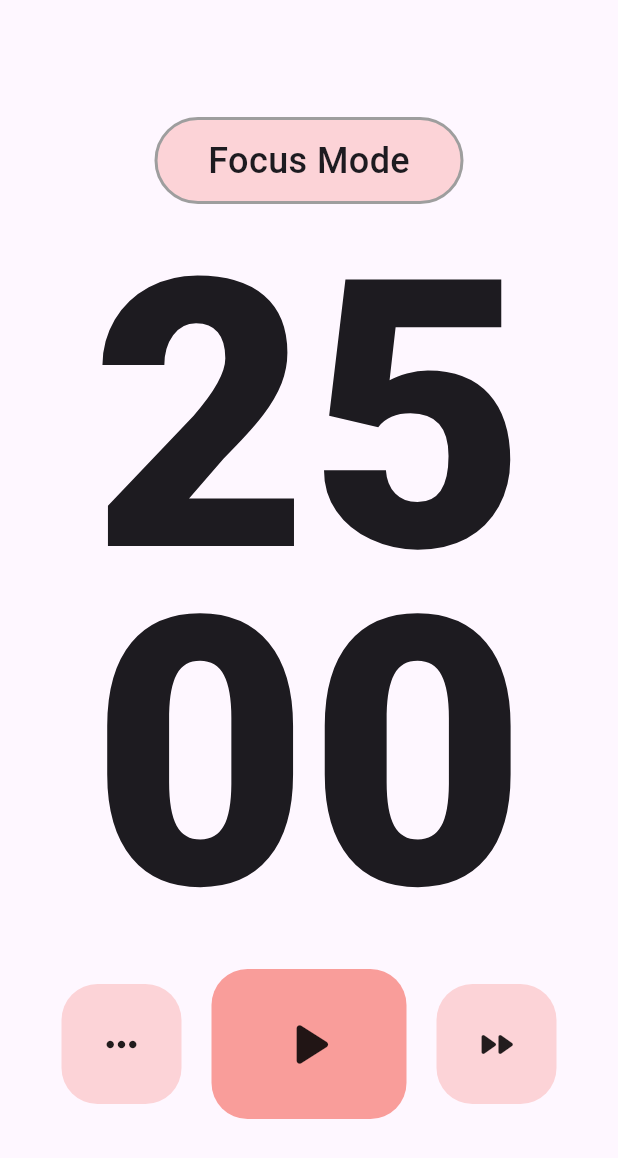
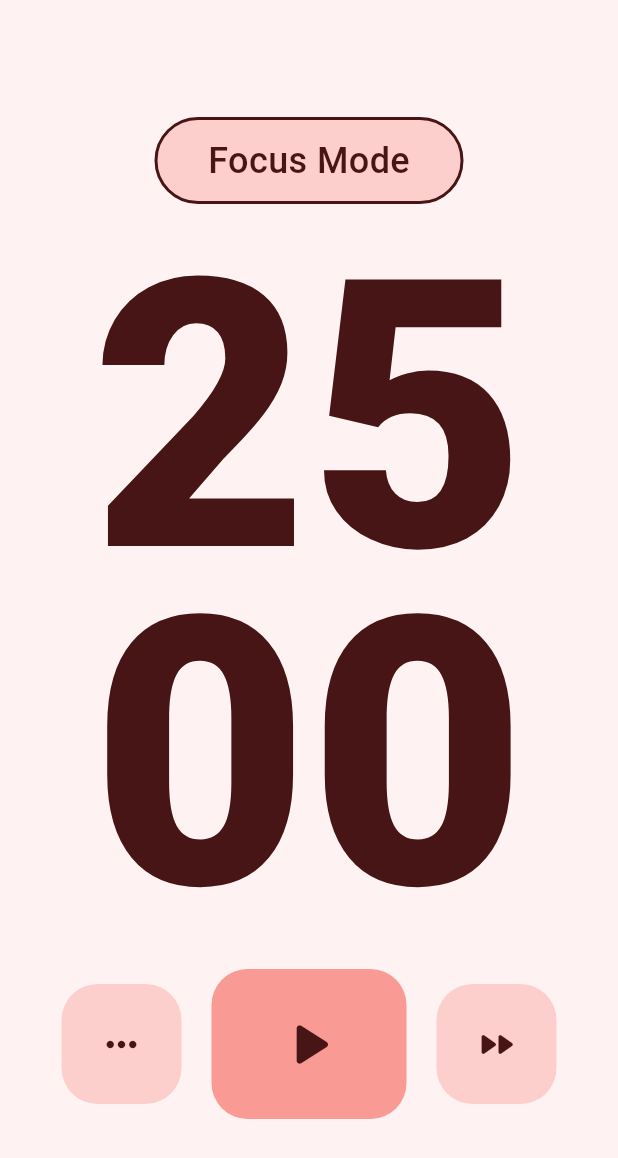
Before and after one commit to ziii19/pomodoro-app, a Flutter app: the screen it shows after launch, after a tap on the "close" icon, on a phone screen of 412 x 824 dp. Shown: the top 1158 px of the screen. Run offline on Flutter 3.47's test engine with Material 3 defaults, Android fonts, the light colour scheme and no system bars; our stand-ins replace audioplayers, equatable, flutter_bloc, shared_preferences.

Commit message:
feat: update ui and theme color

```diff
--- a/lib/blocs/pomotimer/pomotimer_bloc.dart
+++ b/lib/blocs/pomotimer/pomotimer_bloc.dart
@@ -1,4 +1,5 @@
 import 'package:equatable/equatable.dart';
+import 'package:flutter/material.dart';
 import 'package:flutter_bloc/flutter_bloc.dart';
 import 'package:pomodoro/timer/timer.dart';
 
--- a/lib/blocs/pomotimer/pomotimer_state.dart
+++ b/lib/blocs/pomotimer/pomotimer_state.dart
@@ -39,6 +39,46 @@ class PomotimerState extends Equatable {
     );
   }
 
+  Color get darkBg {
+    if (mode == PomoMode.focus) {
+      return const Color(0XFF0D0404);
+    } else if (mode == PomoMode.shortBreak) {
+      return const Color(0XFF040D06);
+    } else {
+      return const Color(0XFF04090D);
+    }
+  }
+
+  Color get textDark {
+    if (mode == PomoMode.focus) {
+      return const Color(0XFF471515);
+    } else if (mode == PomoMode.shortBreak) {
+      return const Color(0XFF14401D);
+    } else {
+      return const Color(0XFF153047);
+    }
+  }
+
+  Color get bgPlay {
+    if (mode == PomoMode.focus) {
+      return Colors.red.withOpacity(.5);
+    } else if (mode == PomoMode.longBreak) {
+      return Colors.blue.withOpacity(.5);
+    } else {
+      return Colors.green.withOpacity(.5);
+    }
+  }
+
+  Color get lightBg {
+    if (mode == PomoMode.focus) {
+      return const Color(0XFFFFF2F2);
+    } else if (mode == PomoMode.shortBreak) {
+      return const Color(0XFFF2FFF5);
+    } else {
+      return const Color(0XFFF2F9FF);
+    }
+  }
+
   @override
   List<Object?> get props =>
       [status, mode, focusTime, shortBreakTime, longBreakTime];
--- a/lib/screens/home/page.dart
+++ b/lib/screens/home/page.dart
@@ -23,8 +23,13 @@ class HomeScreen extends StatelessWidget {
           await player.play(AssetSource('sounds/end.m4a'));
         }
       },
-      child: const Scaffold(
-        body: Center(
+      child: BlocBuilder<ThemeBloc, bool>(
+        builder: (context, isDark) {
+          return BlocBuilder<PomotimerBloc, PomotimerState>(
+            builder: (context, state) {
+              return Scaffold(
+                backgroundColor: isDark ? state.darkBg : state.lightBg,
+                body: const Center(
                   child: Column(
                     mainAxisAlignment: MainAxisAlignment.center,
                     children: [
@@ -36,6 +41,10 @@ class HomeScreen extends StatelessWidget {
                     ],
                   ),
                 ),
+              );
+            },
+          );
+        },
       ),
     );
   }
--- a/lib/screens/home/section.dart/button.dart
+++ b/lib/screens/home/section.dart/button.dart
@@ -8,8 +8,6 @@ class _PomoButton extends StatefulWidget {
 }
 
 class _PomoButtonState extends State<_PomoButton> {
-  bool isDark = false;
-
   @override
   Widget build(BuildContext context) {
     return BlocBuilder<PomotimerBloc, PomotimerState>(
@@ -47,16 +45,6 @@ class _PomoButtonState extends State<_PomoButton> {
           }
         }
 
-        Color colorButton() {
-          if (state.mode == PomoMode.focus) {
-            return Colors.red.withOpacity(.5);
-          } else if (state.mode == PomoMode.longBreak) {
-            return Colors.blue.withOpacity(.5);
-          } else {
-            return Colors.green.withOpacity(.5);
-          }
-        }
-
         Color colorMode() {
           if (state.mode == PomoMode.focus) {
             return Colors.red.withOpacity(.2);
@@ -67,10 +55,13 @@ class _PomoButtonState extends State<_PomoButton> {
           }
         }
 
+        return BlocBuilder<ThemeBloc, bool>(
+          builder: (context, isDark) {
             return Row(
               mainAxisAlignment: MainAxisAlignment.center,
               children: [
                 ButtonTime(
+                  iconColor: isDark ? state.lightBg : state.textDark,
                   icon: Icons.more_horiz_rounded,
                   bgColor: colorMode(),
                   onTap: () {
@@ -79,14 +70,16 @@ class _PomoButtonState extends State<_PomoButton> {
                 ),
                 const SizedBox(width: 20),
                 ButtonTime(
+                    iconColor: isDark ? state.lightBg : state.textDark,
                     isBig: true,
                     icon: timerIcon(),
-                bgColor: colorButton(),
+                    bgColor: state.bgPlay,
                     onTap: () {
                       timerEvent();
                     }),
                 const SizedBox(width: 20),
                 ButtonTime(
+                  iconColor: isDark ? state.lightBg : state.textDark,
                   icon: Icons.fast_forward_rounded,
                   bgColor: colorMode(),
                   onTap: () {
@@ -97,6 +90,8 @@ class _PomoButtonState extends State<_PomoButton> {
             );
           },
         );
+      },
+    );
   }
 
   void openSetting() {
--- a/lib/screens/home/section.dart/mode.dart
+++ b/lib/screens/home/section.dart/mode.dart
@@ -27,21 +27,30 @@ class _PomoMode extends StatelessWidget {
           }
         }
 
+        return BlocBuilder<ThemeBloc, bool>(
+          builder: (context, isDark) {
             return Container(
               width: MediaQuery.of(context).size.width / 1 / 2,
               padding: const EdgeInsets.symmetric(horizontal: 10, vertical: 10),
               decoration: BoxDecoration(
                   borderRadius: BorderRadius.circular(99),
                   color: colorMode(),
-              border: Border.all(color: Colors.grey, width: 2)),
+                  border: Border.all(
+                      color: isDark ? state.lightBg : state.textDark,
+                      width: 2)),
               child: Center(
                 child: Text(
                   titleMode(),
-              style: const TextStyle(fontWeight: FontWeight.w500, fontSize: 24),
+                  style: TextStyle(
+                      fontWeight: FontWeight.w500,
+                      fontSize: 24,
+                      color: isDark ? state.lightBg : state.textDark),
                 ),
               ),
             );
           },
         );
+      },
+    );
   }
 }
--- a/lib/screens/home/section.dart/settings.dart
+++ b/lib/screens/home/section.dart/settings.dart
@@ -10,26 +10,34 @@ class SettingsMenu extends StatefulWidget {
 class _SettingsMenuState extends State<SettingsMenu> {
   @override
   Widget build(BuildContext context) {
+    return BlocBuilder<ThemeBloc, bool>(
+      builder: (context, isDark) {
+        return BlocBuilder<PomotimerBloc, PomotimerState>(
+          builder: (context, state) {
             return Container(
-      decoration: BoxDecoration(borderRadius: BorderRadius.circular(24)),
+              decoration: BoxDecoration(
+                  borderRadius: BorderRadius.circular(24),
+                  color: Colors.black.withOpacity(.1)),
               child: Dialog(
+                backgroundColor: isDark ? state.darkBg : state.lightBg,
                 shape: RoundedRectangleBorder(
                   borderRadius: BorderRadius.circular(24),
                 ),
                 child: Padding(
-          padding: const EdgeInsets.symmetric(horizontal: 16.0, vertical: 20),
-          child: BlocBuilder<PomotimerBloc, PomotimerState>(
-            builder: (context, state) {
-              return Column(
+                  padding: const EdgeInsets.symmetric(
+                      horizontal: 16.0, vertical: 20),
+                  child: Column(
                     mainAxisSize: MainAxisSize.min,
                     children: [
                       Row(
                         mainAxisAlignment: MainAxisAlignment.spaceBetween,
                         children: [
-                      const Text(
+                          Text(
                             'Setting',
                             style: TextStyle(
-                            fontSize: 24, fontWeight: FontWeight.bold),
+                                fontSize: 24,
+                                fontWeight: FontWeight.bold,
+                                color: isDark ? state.lightBg : state.textDark),
                           ),
                           GestureDetector(
                               onTap: () => Navigator.pop(context),
@@ -106,11 +114,13 @@ class _SettingsMenuState extends State<SettingsMenu> {
                         },
                       ),
                     ],
-              );
-            },
                   ),
                 ),
               ),
             );
+          },
+        );
+      },
+    );
   }
 }
--- a/lib/screens/home/section.dart/time.dart
+++ b/lib/screens/home/section.dart/time.dart
@@ -23,10 +23,17 @@ class _PomoTime extends StatelessWidget {
           }
         }
 
-        return Text(
-          time(),
-          style: const TextStyle(
-              fontWeight: FontWeight.w800, fontSize: 250, height: .9),
+        return BlocBuilder<ThemeBloc, bool>(
+          builder: (context, isDark) {
+            return Text(
+              time(),
+              style: TextStyle(
+                  fontWeight: FontWeight.w800,
+                  fontSize: 250,
+                  height: .9,
+                  color: isDark ? state.lightBg : state.textDark),
+            );
+          },
         );
       },
     );
--- a/lib/widgets/button_time.dart
+++ b/lib/widgets/button_time.dart
@@ -6,10 +6,12 @@ class ButtonTime extends StatelessWidget {
       required this.icon,
       required this.bgColor,
       this.onTap,
-      this.isBig = false});
+      this.isBig = false,
+      required this.iconColor});
 
   final IconData icon;
   final Color bgColor;
+  final Color iconColor;
   final void Function()? onTap;
   final bool isBig;
 
@@ -28,6 +30,7 @@ class ButtonTime extends StatelessWidget {
           child: Icon(
             icon,
             size: isBig ? 50 : 30,
+            color: iconColor,
           ),
         ),
       ),
--- a/lib/widgets/list_tile_number.dart
+++ b/lib/widgets/list_tile_number.dart
@@ -1,4 +1,7 @@
 import 'package:flutter/material.dart';
+import 'package:flutter_bloc/flutter_bloc.dart';
+
+import '../blocs/blocs.dart';
 
 class CustomNumberInputTile extends StatefulWidget {
   final String title;
@@ -65,8 +68,16 @@ class CustomNumberInputTileState extends State<CustomNumberInputTile> {
 
   @override
   Widget build(BuildContext context) {
+    return BlocBuilder<ThemeBloc, bool>(
+      builder: (context, isDark) {
+        return BlocBuilder<PomotimerBloc, PomotimerState>(
+          builder: (context, state) {
             return ListTile(
-      title: Text(widget.title),
+              title: Text(
+                widget.title,
+                style:
+                    TextStyle(color: isDark ? state.lightBg : state.textDark),
+              ),
               trailing: Container(
                 width: 100,
                 height: 40,
@@ -89,8 +100,8 @@ class CustomNumberInputTileState extends State<CustomNumberInputTile> {
                     Container(
                       width: 30,
                       decoration: const BoxDecoration(
-                  border:
-                      Border(left: BorderSide(width: 1, color: Colors.grey))),
+                          border: Border(
+                              left: BorderSide(width: 1, color: Colors.grey))),
                       child: Column(
                         children: [
                           GestureDetector(
@@ -103,7 +114,8 @@ class CustomNumberInputTileState extends State<CustomNumberInputTile> {
                           ),
                           GestureDetector(
                               onTap: _decrement,
-                      child: const Icon(Icons.arrow_drop_down, size: 18)),
+                              child:
+                                  const Icon(Icons.arrow_drop_down, size: 18)),
                         ],
                       ),
                     ),
@@ -111,5 +123,9 @@ class CustomNumberInputTileState extends State<CustomNumberInputTile> {
                 ),
               ),
             );
+          },
+        );
+      },
+    );
   }
 }
--- a/lib/widgets/switch_tile.dart
+++ b/lib/widgets/switch_tile.dart
@@ -1,4 +1,6 @@
 import 'package:flutter/material.dart';
+import 'package:flutter_bloc/flutter_bloc.dart';
+import 'package:pomodoro/blocs/blocs.dart';
 
 class SwitchTile extends StatelessWidget {
   final String title;
@@ -14,12 +16,25 @@ class SwitchTile extends StatelessWidget {
 
   @override
   Widget build(BuildContext context) {
-    return ListTile(
-      title: Text(title),
-      trailing: Switch(
-        value: initialValue,
-        onChanged: onChanged,
-      ),
+    return BlocBuilder<ThemeBloc, bool>(
+      builder: (context, isDark) {
+        return BlocBuilder<PomotimerBloc, PomotimerState>(
+          builder: (context, state) {
+            return ListTile(
+              title: Text(title,
+                  style: TextStyle(
+                      color: isDark ? state.lightBg : state.textDark)),
+              trailing: Switch(
+                activeColor: state.bgPlay,
+                thumbColor: WidgetStatePropertyAll(
+                    isDark ? state.darkBg : state.lightBg),
+                value: initialValue,
+                onChanged: onChanged,
+              ),
+            );
+          },
+        );
+      },
     );
   }
 }
```
Lines whose indentation alone changed are shown as unchanged.
